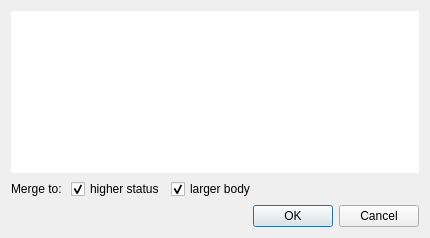
Old version of the form neurolabi/gui/dialogs/zflyemmergeuploaddialog.ui in the repository janelia-flyem/NeuTu.
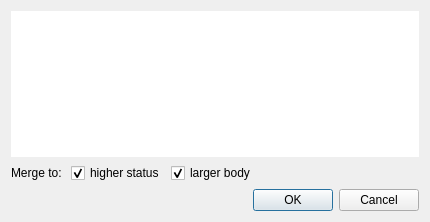
New version of the form.

```diff
--- a/neurolabi/gui/dialogs/zflyemmergeuploaddialog.ui
+++ b/neurolabi/gui/dialogs/zflyemmergeuploaddialog.ui
@@ -7,7 +7,7 @@
     <x>0</x>
     <y>0</y>
     <width>430</width>
-    <height>238</height>
+    <height>222</height>
    </rect>
   </property>
   <property name="windowTitle">
```
